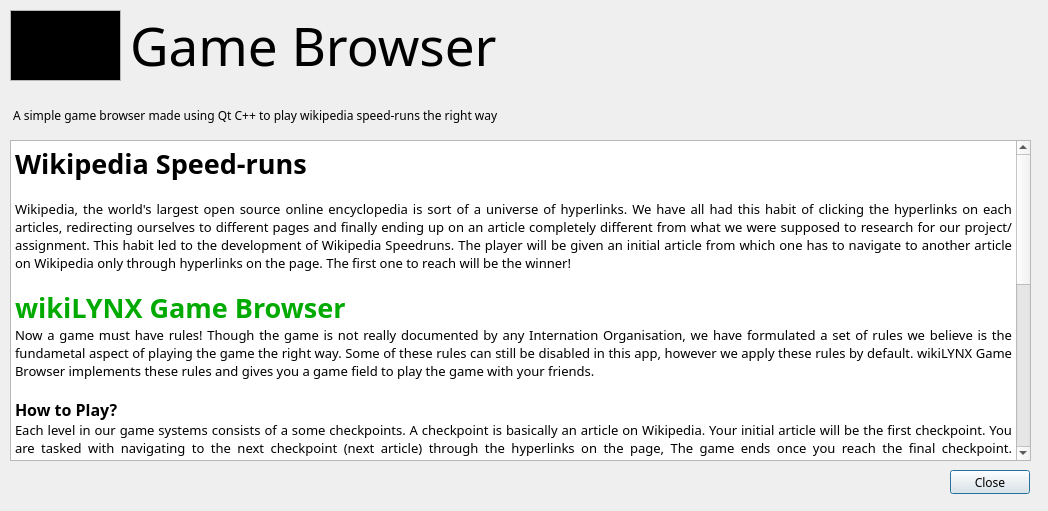
Qt form wikiLYNX/ui/help.ui (flamboyantpenguin/wikilynx) before a commit.
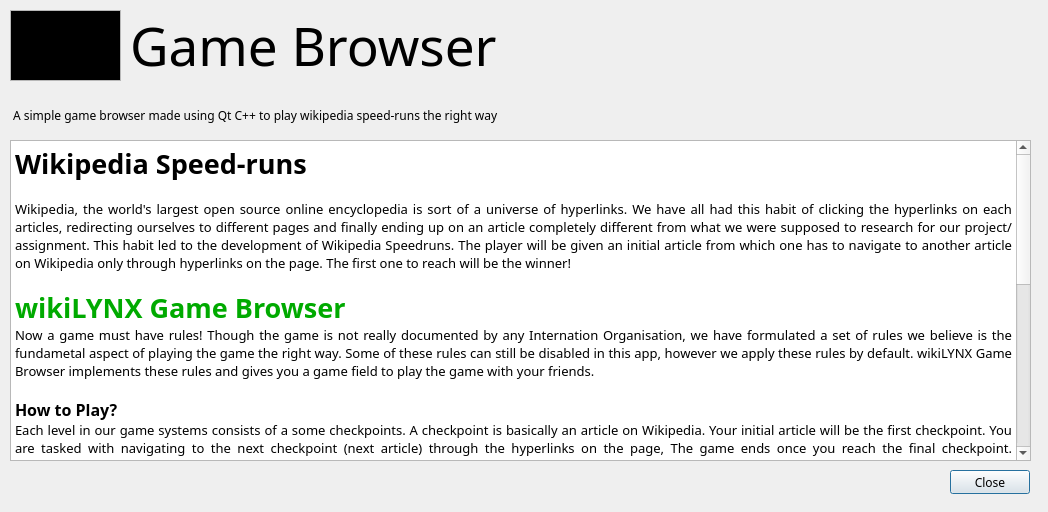
The same form after that commit. Icons and pictures are not drawn.

Patch:
```diff
--- a/wikiLYNX/ui/help.ui
+++ b/wikiLYNX/ui/help.ui
@@ -10,9 +10,27 @@
     <x>0</x>
     <y>0</y>
     <width>1048</width>
-    <height>511</height>
+    <height>512</height>
    </rect>
   </property>
+  <property name="sizePolicy">
+   <sizepolicy hsizetype="Fixed" vsizetype="Fixed">
+    <horstretch>0</horstretch>
+    <verstretch>0</verstretch>
+   </sizepolicy>
+  </property>
+  <property name="minimumSize">
+   <size>
+    <width>1048</width>
+    <height>512</height>
+   </size>
+  </property>
+  <property name="maximumSize">
+   <size>
+    <width>1048</width>
+    <height>512</height>
+   </size>
+  </property>
   <property name="font">
    <font>
     <family>Noto Sans</family>
@@ -81,10 +99,22 @@
     <rect>
      <x>10</x>
      <y>100</y>
-     <width>821</width>
-     <height>31</height>
+     <width>820</width>
+     <height>30</height>
     </rect>
    </property>
+   <property name="minimumSize">
+    <size>
+     <width>820</width>
+     <height>30</height>
+    </size>
+   </property>
+   <property name="maximumSize">
+    <size>
+     <width>820</width>
+     <height>30</height>
+    </size>
+   </property>
    <property name="text">
     <string> A simple game browser made using Qt C++ to play wikipedia speed-runs the right way </string>
    </property>
```
Left out of the diff: 6 changed lines with no effect on the pictures.
